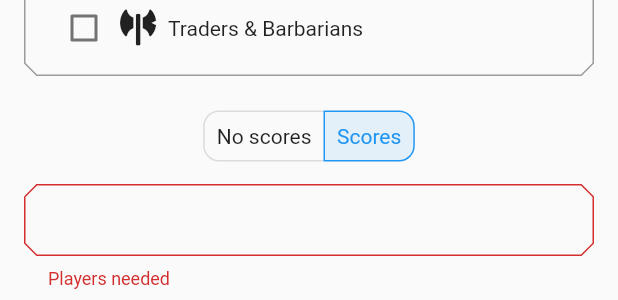
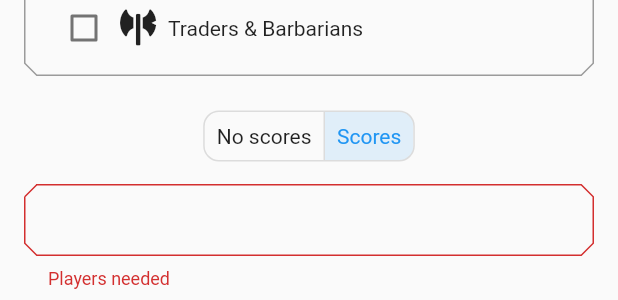
Before and after one commit to wietsebuseyne/CatanMaster, a Flutter app: the AddEditGamePage widget shown alone on an empty page, opened directly with empty values, on a phone screen of 412 x 824 dp. Shown: the part 356-656 px from the top of the screen. Run offline on Flutter 3.47's test engine with Material 2 defaults, Android fonts, the light colour scheme and no system bars; drawn by our look-alikes of datetime_picker_formfield; our stand-ins replace bloc, dartz, device_info_plus, equatable, flutter_bloc, fluttertoast and 5 more; missing offline and left inert: flutter_polygon; accounts and stored records are empty.

Commit message:
Fix: toggle button colors contrast

```diff
--- a/lib/feature/game/presentation/pages/add_edit_game_page.dart
+++ b/lib/feature/game/presentation/pages/add_edit_game_page.dart
@@ -153,9 +153,6 @@
                           )
                         ],
                         constraints: const BoxConstraints(minHeight: 32),
-                        selectedBorderColor: color == Colors.white ? Colors.black : color,
-                        selectedColor: light ? Colors.black : color,
-                        fillColor: color.withOpacity(0.1),
                         isSelected: [!formState.withScores, formState.withScores],
                         borderRadius: const BorderRadius.all(Radius.circular(10)),
                         onPressed: (i) {
```
Also changed, not shown: lib/feature/game/presentation/screens/add_edit_game_screen.dart (+14 -1 lines).
